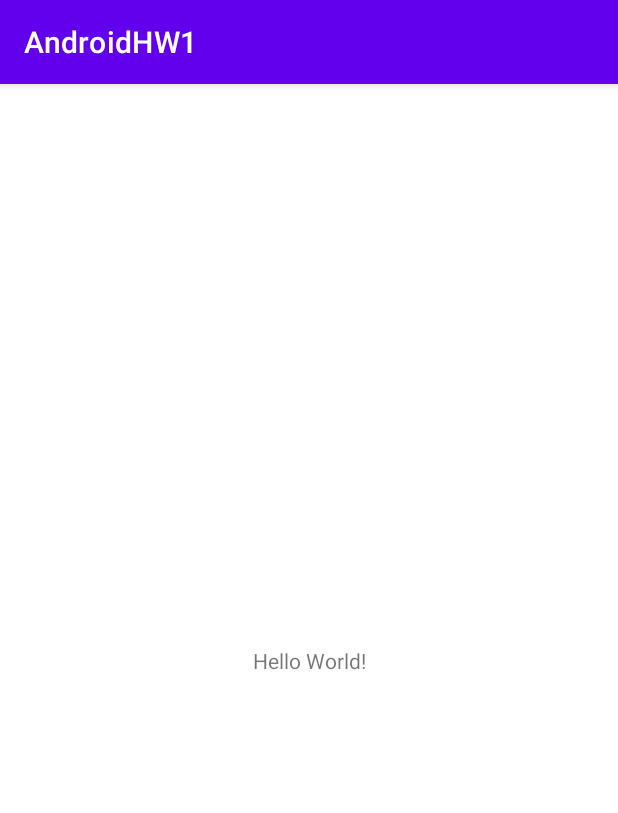
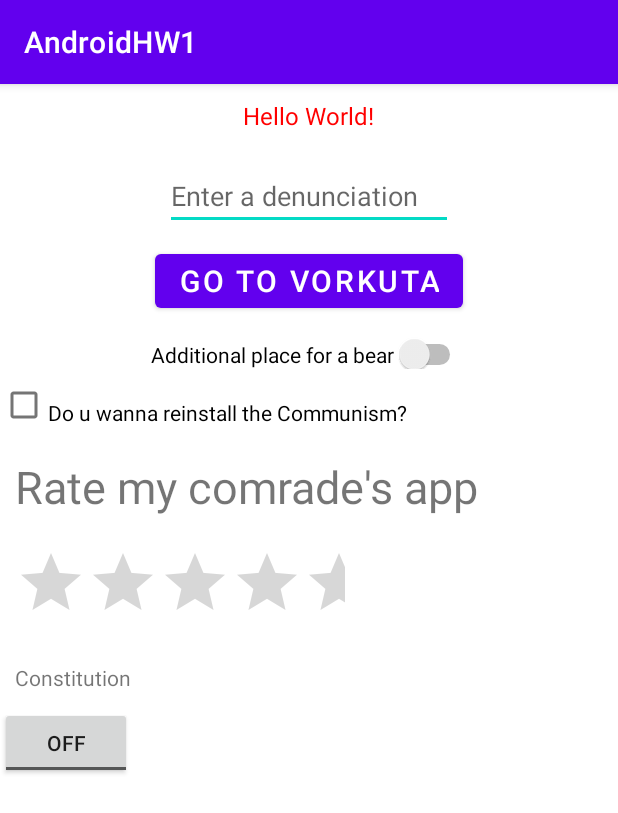
Before and after one commit to TraldarCadera/AndroidHW1, an Android app: the screen it shows after launch (MainActivity), on a phone screen of 412 x 824 dp. Shown: the top 813 px of the screen. Run offline under Robolectric (Android 15) with nearby library versions, the phone set to English and light mode, and no system bars.

Commit message:
Выгрузка ДЗ

```diff
--- a/app/src/main/res/layout/activity_main.xml
+++ b/app/src/main/res/layout/activity_main.xml
@@ -1,18 +1,82 @@
 <?xml version="1.0" encoding="utf-8"?>
-<androidx.constraintlayout.widget.ConstraintLayout xmlns:android="http://schemas.android.com/apk/res/android"
+<LinearLayout xmlns:android="http://schemas.android.com/apk/res/android"
     xmlns:app="http://schemas.android.com/apk/res-auto"
     xmlns:tools="http://schemas.android.com/tools"
     android:layout_width="match_parent"
     android:layout_height="match_parent"
+    android:orientation="vertical"
     tools:context=".MainActivity">
+
+    <!--    The text contains jokes. Be careful-->
+
+    <TextView
+        android:id="@+id/Text_View"
+        android:layout_width="wrap_content"
+        android:layout_height="wrap_content"
+        android:layout_gravity="center"
+        android:layout_margin="10dp"
+        android:text="Hello World!"
+        android:textColor="#FF0000"
+        android:textSize="16sp" />
+
+    <EditText
+        android:id="@+id/Edit_Text"
+        android:layout_width="wrap_content"
+        android:layout_height="wrap_content"
+        android:layout_gravity="center"
+        android:layout_margin="10dp"
+        android:ems="9"
+        android:hint="Enter a denunciation" />
+
+    <Button
+        android:id="@+id/Button"
+        android:layout_width="wrap_content"
+        android:layout_height="wrap_content"
+        android:layout_gravity="center"
+        android:text="Go to Vorkuta"
+        android:textColor="@color/white"
+        android:textSize="20dp" />
+
+
+    <Switch
+        android:id="@+id/Switch"
+        android:layout_width="wrap_content"
+        android:layout_height="wrap_content"
+        android:layout_gravity="center"
+        android:paddingTop="15dp"
+        android:text="Additional place for a bear" />
+
+    <CheckBox
+        android:id="@+id/Check_Box"
+        android:layout_width="wrap_content"
+        android:layout_height="wrap_content"
+        android:paddingTop="10dp"
+        android:text="Do u wanna reinstall the Communism?" />
 
     <TextView
         android:layout_width="wrap_content"
         android:layout_height="wrap_content"
-        android:text="Hello World!"
-        app:layout_constraintBottom_toBottomOf="parent"
-        app:layout_constraintLeft_toLeftOf="parent"
-        app:layout_constraintRight_toRightOf="parent"
-        app:layout_constraintTop_toTopOf="parent" />
+        android:padding="10dp"
+        android:text="Rate my comrade's app"
+        android:textSize="30sp" />
 
-</androidx.constraintlayout.widget.ConstraintLayout>
+
+    <RatingBar
+        android:layout_width="wrap_content"
+        android:layout_height="wrap_content"
+        android:padding="10dp" />
+
+    <TextView
+        android:layout_width="wrap_content"
+        android:layout_height="wrap_content"
+        android:padding="10dp"
+        android:text="Constitution" />
+
+
+    <ToggleButton
+        android:id="@+id/Toggle_Button"
+        android:layout_width="wrap_content"
+        android:layout_height="wrap_content" />
+
+
+</LinearLayout>
```
Also changed, not shown: app/src/main/res/layout/activity_addition.xml (added, +66 -0 lines).
